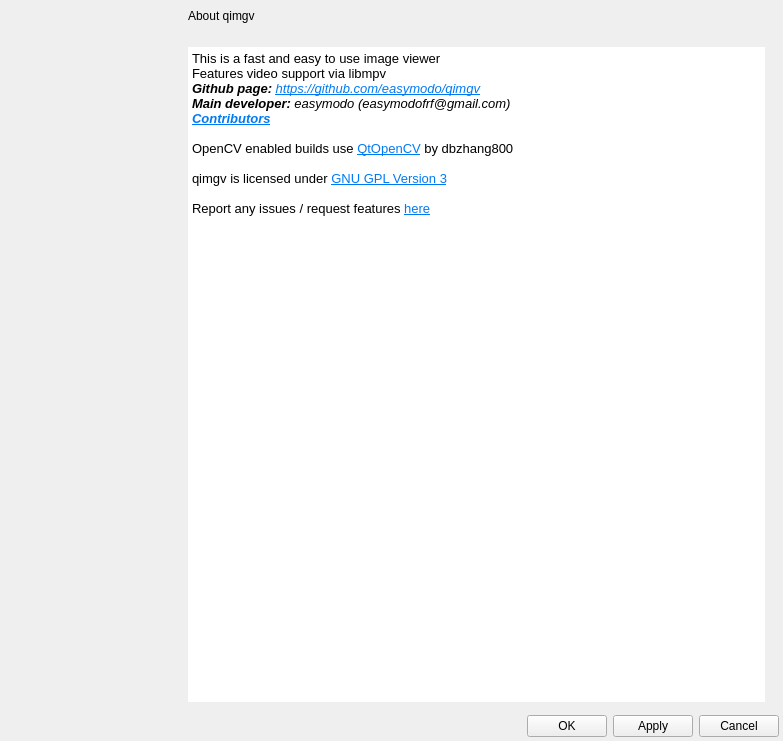
First picture: the form in qimgv/gui/dialogs/settingsdialog.ui, repository do-i/thumbgrid, before the edit.
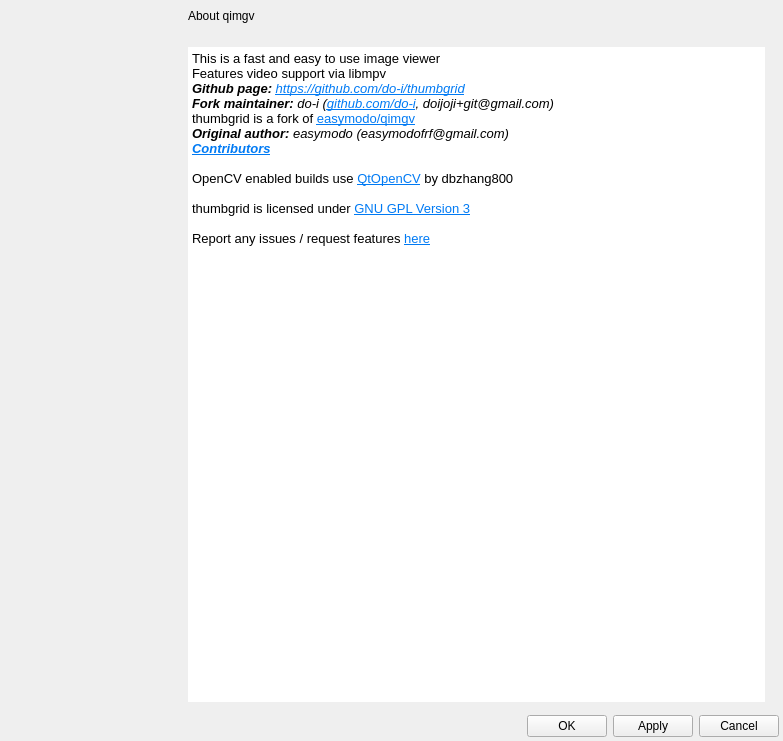
Second picture: the form after the edit. The open tabs and pages were chosen to show the change. Custom widgets are drawn as their Qt base class.

Commit message: Update About page: add fork maintainer, retain easymodo credit, point links to fork

```diff
--- a/qimgv/gui/dialogs/settingsdialog.ui
+++ b/qimgv/gui/dialogs/settingsdialog.ui
@@ -5276,15 +5276,17 @@
 &lt;/style&gt;&lt;/head&gt;&lt;body style=&quot; font-family:'Noto Sans'; font-size:11pt; font-weight:400; font-style:normal;&quot;&gt;
 &lt;p style=&quot; margin-top:0px; margin-bottom:0px; margin-left:0px; margin-right:0px; -qt-block-indent:0; text-indent:0px;&quot;&gt;&lt;span style=&quot; font-family:'MS Shell Dlg 2'; font-size:10pt;&quot;&gt;This is a fast and easy to use image viewer&lt;/span&gt;&lt;/p&gt;
 &lt;p style=&quot; margin-top:0px; margin-bottom:0px; margin-left:0px; margin-right:0px; -qt-block-indent:0; text-indent:0px;&quot;&gt;&lt;span style=&quot; font-family:'MS Shell Dlg 2'; font-size:10pt;&quot;&gt;Features video support via libmpv&lt;/span&gt;&lt;/p&gt;
-&lt;p style=&quot; margin-top:0px; margin-bottom:0px; margin-left:0px; margin-right:0px; -qt-block-indent:0; text-indent:0px;&quot;&gt;&lt;span style=&quot; font-family:'MS Shell Dlg 2'; font-size:10pt; font-weight:600; font-style:italic;&quot;&gt;Github page:&lt;/span&gt;&lt;span style=&quot; font-family:'MS Shell Dlg 2'; font-size:10pt; font-style:italic;&quot;&gt; &lt;/span&gt;&lt;a href=&quot;https://github.com/easymodo/qimgv&quot;&gt;&lt;span style=&quot; font-family:'MS Shell Dlg 2'; font-size:10pt; font-style:italic; text-decoration: underline; color:#007af4;&quot;&gt;https://github.com/easymodo/qimgv&lt;/span&gt;&lt;/a&gt;&lt;/p&gt;
-&lt;p style=&quot; margin-top:0px; margin-bottom:0px; margin-left:0px; margin-right:0px; -qt-block-indent:0; text-indent:0px;&quot;&gt;&lt;span style=&quot; font-family:'MS Shell Dlg 2'; font-size:10pt; font-weight:600; font-style:italic;&quot;&gt;Main developer:&lt;/span&gt;&lt;span style=&quot; font-family:'MS Shell Dlg 2'; font-size:10pt; font-style:italic;&quot;&gt; easymodo (easymodofrf@gmail.com)&lt;/span&gt;&lt;/p&gt;
+&lt;p style=&quot; margin-top:0px; margin-bottom:0px; margin-left:0px; margin-right:0px; -qt-block-indent:0; text-indent:0px;&quot;&gt;&lt;span style=&quot; font-family:'MS Shell Dlg 2'; font-size:10pt; font-weight:600; font-style:italic;&quot;&gt;Github page:&lt;/span&gt;&lt;span style=&quot; font-family:'MS Shell Dlg 2'; font-size:10pt; font-style:italic;&quot;&gt; &lt;/span&gt;&lt;a href=&quot;https://github.com/do-i/thumbgrid&quot;&gt;&lt;span style=&quot; font-family:'MS Shell Dlg 2'; font-size:10pt; font-style:italic; text-decoration: underline; color:#007af4;&quot;&gt;https://github.com/do-i/thumbgrid&lt;/span&gt;&lt;/a&gt;&lt;/p&gt;
+&lt;p style=&quot; margin-top:0px; margin-bottom:0px; margin-left:0px; margin-right:0px; -qt-block-indent:0; text-indent:0px;&quot;&gt;&lt;span style=&quot; font-family:'MS Shell Dlg 2'; font-size:10pt; font-weight:600; font-style:italic;&quot;&gt;Fork maintainer:&lt;/span&gt;&lt;span style=&quot; font-family:'MS Shell Dlg 2'; font-size:10pt; font-style:italic;&quot;&gt; do-i (&lt;/span&gt;&lt;a href=&quot;https://github.com/do-i&quot;&gt;&lt;span style=&quot; font-family:'MS Shell Dlg 2'; font-size:10pt; font-style:italic; text-decoration: underline; color:#007af4;&quot;&gt;github.com/do-i&lt;/span&gt;&lt;/a&gt;&lt;span style=&quot; font-family:'MS Shell Dlg 2'; font-size:10pt; font-style:italic;&quot;&gt;, doijoji+git@gmail.com)&lt;/span&gt;&lt;/p&gt;
+&lt;p style=&quot; margin-top:0px; margin-bottom:0px; margin-left:0px; margin-right:0px; -qt-block-indent:0; text-indent:0px;&quot;&gt;&lt;span style=&quot; font-family:'MS Shell Dlg 2'; font-size:10pt;&quot;&gt;thumbgrid is a fork of &lt;/span&gt;&lt;a href=&quot;https://github.com/easymodo/qimgv&quot;&gt;&lt;span style=&quot; font-family:'MS Shell Dlg 2'; font-size:10pt; text-decoration: underline; color:#007af4;&quot;&gt;easymodo/qimgv&lt;/span&gt;&lt;/a&gt;&lt;/p&gt;
+&lt;p style=&quot; margin-top:0px; margin-bottom:0px; margin-left:0px; margin-right:0px; -qt-block-indent:0; text-indent:0px;&quot;&gt;&lt;span style=&quot; font-family:'MS Shell Dlg 2'; font-size:10pt; font-weight:600; font-style:italic;&quot;&gt;Original author:&lt;/span&gt;&lt;span style=&quot; font-family:'MS Shell Dlg 2'; font-size:10pt; font-style:italic;&quot;&gt; easymodo (easymodofrf@gmail.com)&lt;/span&gt;&lt;/p&gt;
 &lt;p style=&quot; margin-top:0px; margin-bottom:0px; margin-left:0px; margin-right:0px; -qt-block-indent:0; text-indent:0px;&quot;&gt;&lt;a href=&quot;https://github.com/easymodo/qimgv/graphs/contributors&quot;&gt;&lt;span style=&quot; font-family:'MS Shell Dlg 2'; font-size:10pt; font-weight:600; font-style:italic; text-decoration: underline; color:#007af4;&quot;&gt;Contributors&lt;/span&gt;&lt;/a&gt;&lt;/p&gt;
 &lt;p style=&quot;-qt-paragraph-type:empty; margin-top:0px; margin-bottom:0px; margin-left:0px; margin-right:0px; -qt-block-indent:0; text-indent:0px; font-family:'MS Shell Dlg 2'; font-size:10pt; font-weight:600; font-style:italic; text-decoration: underline; color:#007af4;&quot;&gt;&lt;br /&gt;&lt;/p&gt;
 &lt;p style=&quot; margin-top:0px; margin-bottom:0px; margin-left:0px; margin-right:0px; -qt-block-indent:0; text-indent:0px;&quot;&gt;&lt;span style=&quot; font-family:'MS Shell Dlg 2'; font-size:10pt;&quot;&gt;OpenCV enabled builds use &lt;/span&gt;&lt;a href=&quot;https://github.com/dbzhang800/QtOpenCV&quot;&gt;&lt;span style=&quot; font-family:'Ubuntu'; font-size:10pt; text-decoration: underline; color:#007af4;&quot;&gt;QtOpenCV&lt;/span&gt;&lt;/a&gt;&lt;span style=&quot; font-family:'MS Shell Dlg 2'; font-size:10pt;&quot;&gt; by dbzhang800&lt;/span&gt;&lt;/p&gt;
 &lt;p style=&quot;-qt-paragraph-type:empty; margin-top:0px; margin-bottom:0px; margin-left:0px; margin-right:0px; -qt-block-indent:0; text-indent:0px; font-family:'MS Shell Dlg 2'; font-size:10pt; font-weight:600; font-style:italic; text-decoration: underline; color:#007af4;&quot;&gt;&lt;br /&gt;&lt;/p&gt;
-&lt;p style=&quot; margin-top:0px; margin-bottom:0px; margin-left:0px; margin-right:0px; -qt-block-indent:0; text-indent:0px;&quot;&gt;&lt;span style=&quot; font-family:'MS Shell Dlg 2'; font-size:10pt;&quot;&gt;qimgv is licensed under &lt;/span&gt;&lt;a href=&quot;https://www.gnu.org/licenses/gpl-3.0.en.html&quot;&gt;&lt;span style=&quot; font-family:'Droid Sans'; font-size:10pt; text-decoration: underline; color:#007af4;&quot;&gt;GNU GPL Version 3&lt;/span&gt;&lt;/a&gt;&lt;/p&gt;
+&lt;p style=&quot; margin-top:0px; margin-bottom:0px; margin-left:0px; margin-right:0px; -qt-block-indent:0; text-indent:0px;&quot;&gt;&lt;span style=&quot; font-family:'MS Shell Dlg 2'; font-size:10pt;&quot;&gt;thumbgrid is licensed under &lt;/span&gt;&lt;a href=&quot;https://www.gnu.org/licenses/gpl-3.0.en.html&quot;&gt;&lt;span style=&quot; font-family:'Droid Sans'; font-size:10pt; text-decoration: underline; color:#007af4;&quot;&gt;GNU GPL Version 3&lt;/span&gt;&lt;/a&gt;&lt;/p&gt;
 &lt;p style=&quot;-qt-paragraph-type:empty; margin-top:0px; margin-bottom:0px; margin-left:0px; margin-right:0px; -qt-block-indent:0; text-indent:0px; font-family:'MS Shell Dlg 2'; font-size:10pt;&quot;&gt;&lt;br /&gt;&lt;/p&gt;
-&lt;p style=&quot; margin-top:0px; margin-bottom:0px; margin-left:0px; margin-right:0px; -qt-block-indent:0; text-indent:0px;&quot;&gt;&lt;span style=&quot; font-family:'MS Shell Dlg 2'; font-size:10pt;&quot;&gt;Report any issues / request features &lt;/span&gt;&lt;a href=&quot;https://github.com/easymodo/qimgv/issues&quot;&gt;&lt;span style=&quot; font-family:'Droid Sans'; font-size:10pt; text-decoration: underline; color:#007af4;&quot;&gt;here&lt;/span&gt;&lt;/a&gt;&lt;/p&gt;&lt;/body&gt;&lt;/html&gt;</string>
+&lt;p style=&quot; margin-top:0px; margin-bottom:0px; margin-left:0px; margin-right:0px; -qt-block-indent:0; text-indent:0px;&quot;&gt;&lt;span style=&quot; font-family:'MS Shell Dlg 2'; font-size:10pt;&quot;&gt;Report any issues / request features &lt;/span&gt;&lt;a href=&quot;https://github.com/do-i/thumbgrid/issues&quot;&gt;&lt;span style=&quot; font-family:'Droid Sans'; font-size:10pt; text-decoration: underline; color:#007af4;&quot;&gt;here&lt;/span&gt;&lt;/a&gt;&lt;/p&gt;&lt;/body&gt;&lt;/html&gt;</string>
                  </property>
                  <property name="acceptRichText">
                   <bool>true</bool>
```
